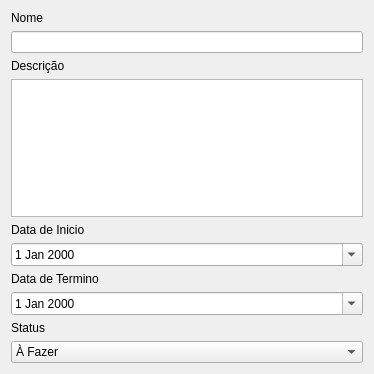
Old version of the form newtask.ui in the repository igorpadua/well-done.
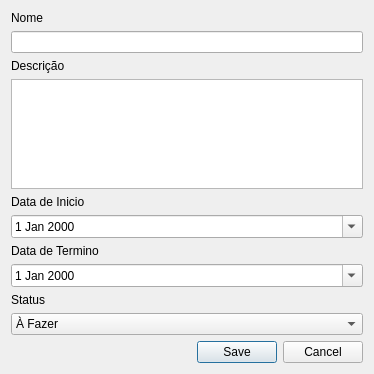
New version of the form.

What changed in the file:
```diff
--- a/newtask.ui
+++ b/newtask.ui
@@ -108,6 +108,13 @@
      </item>
     </layout>
    </item>
+   <item>
+    <widget class="QDialogButtonBox" name="buttonBox">
+     <property name="standardButtons">
+      <set>QDialogButtonBox::Cancel|QDialogButtonBox::Save</set>
+     </property>
+    </widget>
+   </item>
   </layout>
  </widget>
  <resources/>
```
Left out of the diff: 4 changed lines with no effect on the pictures.
